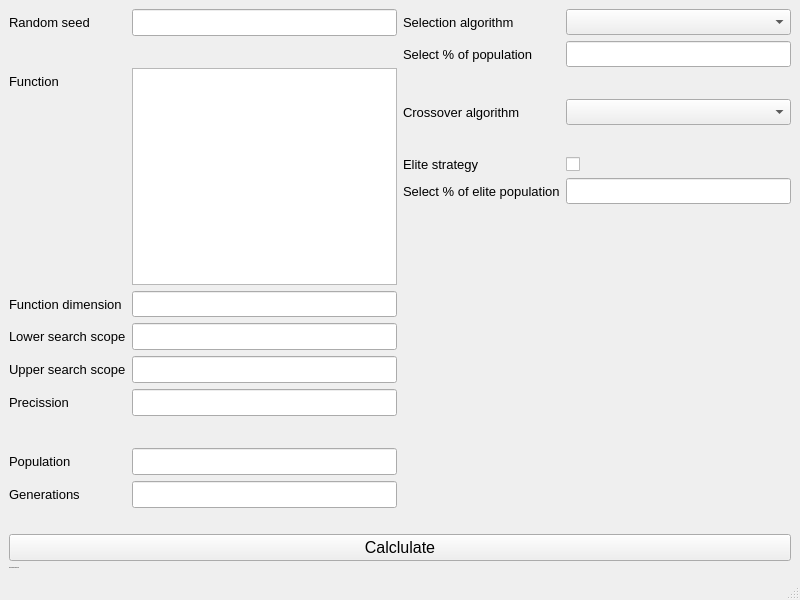
Old version of the form App/MainDashboard/_src/mainwindow.ui in the repository Corel-Cormen/ClassicGenAlgo.
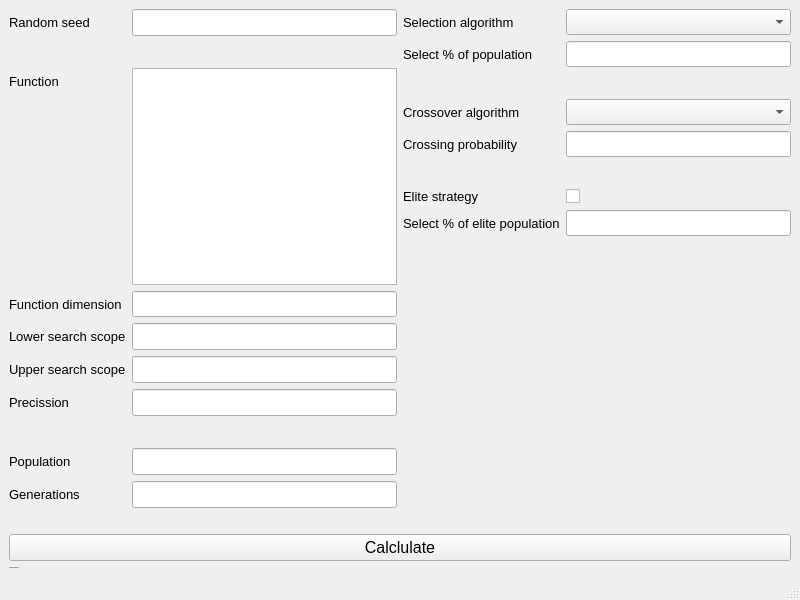
New version of the form.

```diff
--- a/App/MainDashboard/_src/mainwindow.ui
+++ b/App/MainDashboard/_src/mainwindow.ui
@@ -350,7 +350,7 @@
           </property>
          </widget>
         </item>
-        <item row="4" column="0">
+        <item row="5" column="0">
          <spacer name="horizontalSpacer_5">
           <property name="orientation">
            <enum>Qt::Orientation::Horizontal</enum>
@@ -363,7 +363,7 @@
           </property>
          </spacer>
         </item>
-        <item row="4" column="1">
+        <item row="5" column="1">
          <spacer name="horizontalSpacer_6">
           <property name="orientation">
            <enum>Qt::Orientation::Horizontal</enum>
@@ -376,7 +376,7 @@
           </property>
          </spacer>
         </item>
-        <item row="5" column="0">
+        <item row="6" column="0">
          <widget class="QLabel" name="label_11">
           <property name="font">
            <font>
@@ -388,7 +388,7 @@
           </property>
          </widget>
         </item>
-        <item row="5" column="1">
+        <item row="6" column="1">
          <widget class="QCheckBox" name="eliteStrategyCheckBox">
           <property name="font">
            <font>
@@ -400,7 +400,7 @@
           </property>
          </widget>
         </item>
-        <item row="6" column="0">
+        <item row="7" column="0">
          <widget class="QLabel" name="label_12">
           <property name="font">
            <font>
@@ -412,7 +412,7 @@
           </property>
          </widget>
         </item>
-        <item row="6" column="1">
+        <item row="7" column="1">
          <widget class="QLineEdit" name="elitePopulationLine">
           <property name="font">
            <font>
@@ -421,6 +421,27 @@
           </property>
          </widget>
         </item>
+        <item row="4" column="0">
+         <widget class="QLabel" name="label_15">
+          <property name="font">
+           <font>
+            <pointsize>10</pointsize>
+           </font>
+          </property>
+          <property name="text">
+           <string>Crossing probability</string>
+          </property>
+         </widget>
+        </item>
+        <item row="4" column="1">
+         <widget class="QLineEdit" name="crossingPropabilityLine">
+          <property name="font">
+           <font>
+            <pointsize>11</pointsize>
+           </font>
+          </property>
+         </widget>
+        </item>
        </layout>
       </item>
      </layout>
```
